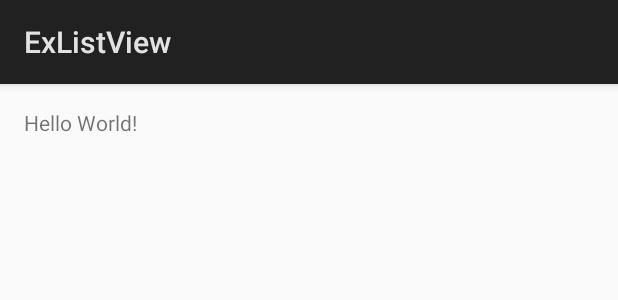
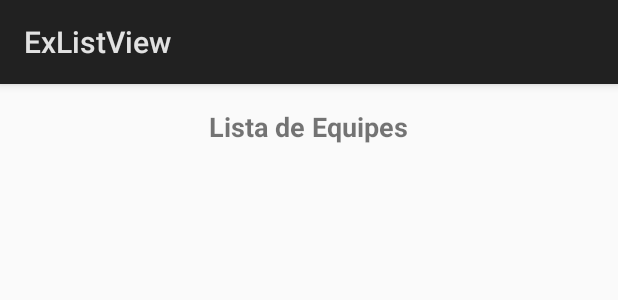
Before and after one commit to lglmoura/ExListview, an Android app: the layout activity_main.xml on its own in the app's theme, with its tools: preview values and no code run, on a phone screen of 412 x 824 dp. Shown: the top 300 px of the screen. Run offline under Robolectric (Android 15) with nearby library versions, the phone set to English and light mode, and no system bars.

Commit message:
Criando Layout

```diff
--- a/app/src/main/res/layout/activity_main.xml
+++ b/app/src/main/res/layout/activity_main.xml
@@ -13,5 +13,17 @@
     <TextView
         android:layout_width="wrap_content"
         android:layout_height="wrap_content"
-        android:text="Hello World!" />
+        android:text="Lista de Equipes"
+        android:layout_alignParentTop="true"
+        android:layout_centerHorizontal="true"
+        android:textSize="18sp"
+        android:fontFamily="sans-serif"
+        android:textStyle="normal|bold"
+        android:textAlignment="center" />
+
+    <ListView
+        android:layout_width="match_parent"
+        android:layout_height="match_parent"
+        android:id="@+id/lvEquipes"
+        android:layout_alignParentStart="true" />
 </RelativeLayout>
```
